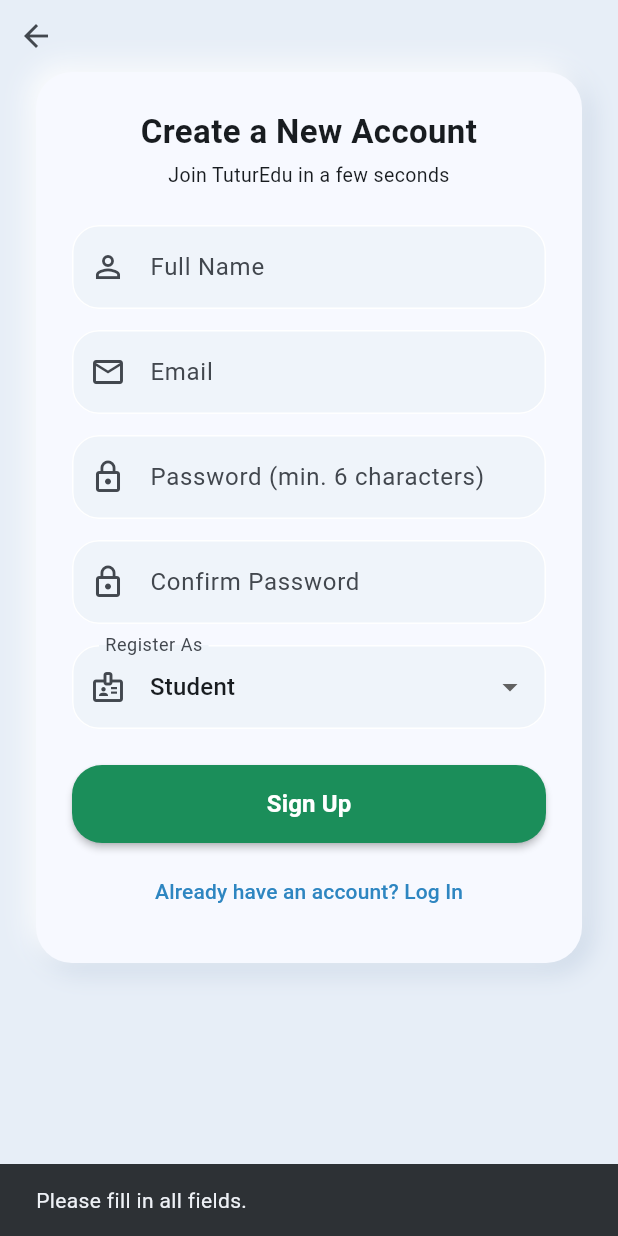
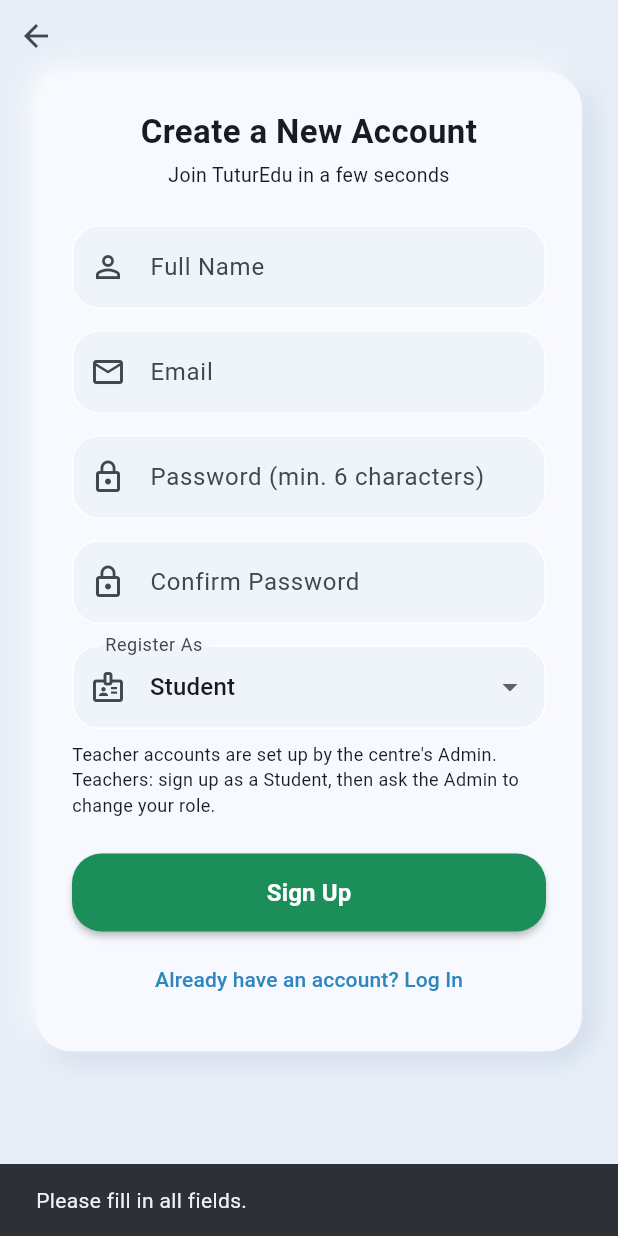
Before and after one commit to XenoRsx/TuturEdu, a Flutter app: the RegisterScreen screen opened directly, after a tap on "Sign Up", on a phone screen of 412 x 824 dp. Run offline on Flutter 3.47's test engine with Material 3 defaults, Android fonts, the phone set to English and light mode, and no system bars; our stand-ins replace audioplayers, cloud_firestore, cloud_functions, file_picker, firebase_auth, firebase_core and 5 more; missing offline and left inert: dart:js_interop; accounts and stored records are empty.

Commit message:
Block role escalation: Sign Up limited to Student/Parent, roles Admin-granted
- Register screen no longer offers Teacher; teachers sign up as Students
  and an Admin changes the role in Manage Users
- firestore.rules: non-Admins can only create their own profile as
  Student/Parent and can never change their own role or parent/child links
- Docs updated

```diff
--- a/lib/l10n/app_strings.dart
+++ b/lib/l10n/app_strings.dart
@@ -202,6 +202,8 @@ const _ms = <String, String>{
   'Confirm Password': 'Sahkan Kata Laluan',
   'Register As': 'Daftar Sebagai',
   'Already have an account? Log In': 'Sudah ada akaun? Log Masuk',
+  "Teacher accounts are set up by the centre's Admin. Teachers: sign up as a Student, then ask the Admin to change your role.":
+      'Akaun guru disediakan oleh Admin pusat. Guru: daftar sebagai Pelajar, kemudian minta Admin menukar peranan anda.',
 
   // ----- mfa_verification_screen.dart -----
   'Could not send the code.': 'Tidak dapat menghantar kod.',
--- a/lib/screens/register_screen.dart
+++ b/lib/screens/register_screen.dart
@@ -19,7 +19,6 @@ import '../widgets/app_card.dart';
 import 'login_screen.dart';
 import 'mfa_verification_screen.dart';
 import 'student_dashboard.dart';
-import 'teacher_dashboard.dart';
 import 'parent_dashboard.dart';
 
 class RegisterScreen extends StatefulWidget {
@@ -38,7 +37,11 @@ class _RegisterScreenState extends State<RegisterScreen> {
   String _selectedRole = 'Student';
   bool _isLoading = false;
 
-  final List<String> _roles = ['Student', 'Teacher', 'Parent'];
+  // No 'Teacher' (or 'Admin') here: a teacher can do things a stranger
+  // shouldn't (assign subjects, message a whole class, warning letters), so
+  // that role is only ever granted by an Admin in Manage Users. firestore.rules
+  // enforces the same thing server-side (BLUEPRINT.md 5.27).
+  final List<String> _roles = ['Student', 'Parent'];
 
   Future<void> _register() async {
     final name = _nameController.text.trim();
@@ -84,17 +87,9 @@ class _RegisterScreenState extends State<RegisterScreen> {
 
       // 3. Navigate straight to the dashboard matching the selected role
       // (the user is already signed in after createUserWithEmailAndPassword succeeds)
-      Widget destination;
-      switch (_selectedRole) {
-        case 'Teacher':
-          destination = const TeacherDashboard();
-          break;
-        case 'Parent':
-          destination = const ParentDashboard();
-          break;
-        default:
-          destination = const StudentDashboard();
-      }
+      final Widget destination = _selectedRole == 'Parent'
+          ? const ParentDashboard()
+          : const StudentDashboard();
 
       // MFA (email OTP) is mandatory for every role, including a brand
       // new signup - see BLUEPRINT.md 5.17. MfaVerificationScreen does the
@@ -235,6 +230,18 @@ class _RegisterScreenState extends State<RegisterScreen> {
                           }
                         },
                       ),
+                      const SizedBox(height: 8),
+                      Text(
+                        context.tr(
+                          'Teacher accounts are set up by the centre\'s Admin. '
+                          'Teachers: sign up as a Student, then ask the Admin '
+                          'to change your role.',
+                        ),
+                        style: TextStyle(
+                          fontSize: 12,
+                          color: Theme.of(context).textTheme.bodySmall?.color,
+                        ),
+                      ),
                       const SizedBox(height: 24),
 
                       SizedBox(
```
Also changed, not shown: 6 other files.
